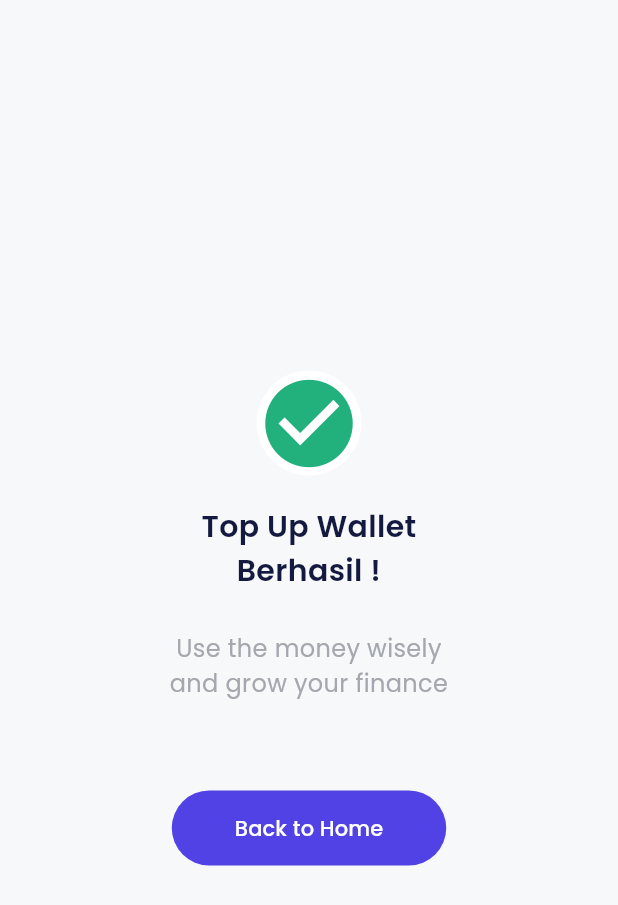
After one commit to wfnur/bank_sha, a Flutter app: the TopupSuccess screen opened by its route, on a phone screen of 412 x 824 dp. The commit adds this screen. Shown: the top 905 px of the screen. Run offline on Flutter 3.47's test engine with Material 3 defaults, Android fonts, the phone set to English and light mode, and no system bars; our stand-ins replace carousel_slider, google_fonts.

```diff
--- a/lib/main.dart
+++ b/lib/main.dart
@@ -12,6 +12,7 @@ import 'package:bank_sha/ui/pages/sign_up_set_profile_page.dart';
 import 'package:bank_sha/ui/pages/sign_up_set_ktp_page.dart';
 import 'package:bank_sha/ui/pages/sign_up_success.dart';
 import 'package:bank_sha/ui/pages/topup_amount_page.dart';
+import 'package:bank_sha/ui/pages/topup_success.dart';
 import 'package:bank_sha/ui/pages/topup_page.dart';
 import 'package:flutter/material.dart';
 
@@ -55,6 +56,7 @@ class MyApp extends StatelessWidget {
         '/profile-edit-success':(context) => const ProfileEditSuccess(),
         '/topup':(context) => const TopupPage(),
         '/topup-amount':(context) => const TopupAmountPage(),
+        '/topup-success':(context) => const TopupSuccess(),
 
       }
     );
--- /dev/null
+++ b/lib/ui/pages/topup_success.dart
@@ -0,0 +1,63 @@
+import 'package:bank_sha/shared/theme.dart';
+import 'package:bank_sha/ui/widgets/buttons.dart';
+import 'package:flutter/material.dart';
+
+class TopupSuccess extends StatelessWidget {
+const TopupSuccess({ Key? key }) : super(key: key);
+
+  @override
+  Widget build(BuildContext context){
+    return Scaffold(
+      body: Center(
+        child: Column(
+          mainAxisAlignment: MainAxisAlignment.center,
+          children: [
+            Container(
+              width: 70,
+              height: 70,
+              decoration: BoxDecoration(
+                shape: BoxShape.circle,
+                color: whiteColor
+              ),
+              child: Center(
+                child: Icon(
+                  Icons.check_circle,
+                  color: greenColor,
+                  size: 70,
+                ),
+              ),
+            ),
+            const SizedBox(height: 20,),
+            //heading
+            Text(
+              'Top Up Wallet\nBerhasil !',
+              style: blackTextStyle.copyWith(
+                fontSize: 20,
+                fontWeight: semiBold
+              ),
+              textAlign: TextAlign.center,
+            ),
+            const SizedBox(height: 26,),
+
+            //caption
+            Text(
+              'Use the money wisely\nand grow your finance',
+              style: greyTextStyle.copyWith(
+                fontSize: 16,
+              ),
+              textAlign: TextAlign.center,
+            ),
+            const SizedBox(height: 60,),
+
+            //button
+            CustomFilledButton(
+              title: "Back to Home",
+              width: 183,
+              onPressed: () {Navigator.pushNamedAndRemoveUntil(context, '/home', (route) => false);},
+            ),
+          ],
+        ),
+      ),
+    );
+  }
+}
--- a/pubspec.yaml
+++ b/pubspec.yaml
@@ -33,6 +33,7 @@ dependencies:
   google_fonts: ^6.1.0
   carousel_slider: ^4.2.1
   url_launcher: ^6.2.2
+  intl: ^0.19.0
 
 
   # The following adds the Cupertino Icons font to your application.
```
Also changed, not shown: lib/ui/pages/topup_amount_page.dart (+25 -5 lines), pubspec.lock.
